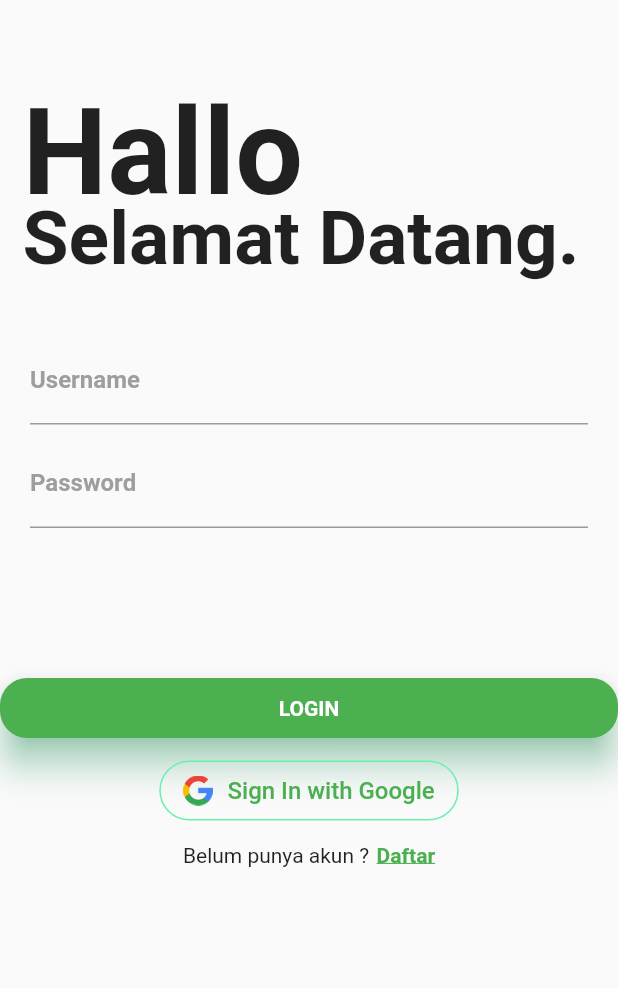
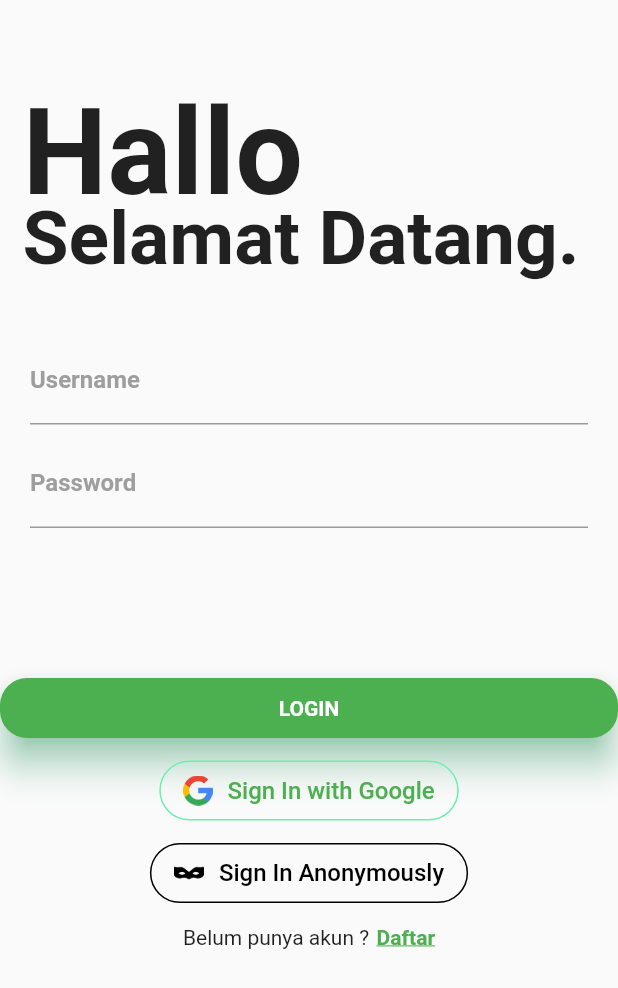
Before and after one commit to AgilRd/Praktik-MCC, a Flutter app: the screen it shows after launch, on a phone screen of 412 x 824 dp. Shown: the top 988 px of the screen. Run offline on Flutter 3.47's test engine with Material 2 defaults, Android fonts, the phone set to English and light mode, and no system bars; our stand-ins replace firebase_auth, firebase_database, flutter_spinkit, google_sign_in; accounts and stored records are empty; Roboto replaces fonts that are missing (Montserrat).

```diff
--- a/prak_mcca/lib/login/login2.dart
+++ b/prak_mcca/lib/login/login2.dart
@@ -11,13 +11,54 @@ class LoginPage2 extends StatefulWidget {
 class _LoginPage2State extends State<LoginPage2> {
   FirebaseUser user;
 
+  @override
+  void initState() {
+    super.initState();
+    signOutGoogle();
+  }
+
   void click() {
     signInWithGoogle().then((user) => {
           Navigator.push(
               context,
               MaterialPageRoute(
+                  builder: (context) => MyHomePage(user)))
+        });
+  }
+
+  void anon() {
+    signInAnon().then((user) => {
+          Navigator.push(
+              context,
+              MaterialPageRoute(
                   builder: (context) => MyHomePage(user.displayName)))
         });
+  }
+
+  Widget anonButton() {
+    // ignore: deprecated_member_use
+    return OutlineButton(
+        onPressed: anon,
+        shape: RoundedRectangleBorder(borderRadius: BorderRadius.circular(45)),
+        splashColor: Colors.black,
+        borderSide: BorderSide(color: Colors.black),
+        child: Padding(
+          padding: EdgeInsets.fromLTRB(0, 10, 0, 10),
+          child: Row(
+            mainAxisAlignment: MainAxisAlignment.center,
+            mainAxisSize: MainAxisSize.min,
+            children: <Widget>[
+              Image(image: AssetImage('images/anonymous.png'), height: 35),
+              Padding(
+                padding: EdgeInsets.only(left: 10),
+                child: Text(
+                  'Sign In Anonymously',
+                  style: TextStyle(color: Colors.black, fontSize: 16),
+                ),
+              )
+            ],
+          ),
+        ));
   }
 
   Widget googleloginButton() {
@@ -132,6 +173,15 @@ class _LoginPage2State extends State<LoginPage2> {
             ),
           ),
           SizedBox(
+            height: 15,
+          ),
+          Center(
+            child: Container(
+              height: 40,
+              child: anonButton(),
+            ),
+          ),
+          SizedBox(
             height: 15.0,
           ),
           Row(
--- a/prak_mcca/lib/main.dart
+++ b/prak_mcca/lib/main.dart
@@ -1,6 +1,6 @@
 import 'package:flutter/material.dart';
+import 'package:prak_mcca/splasScreen2.dart';
 
-import 'login/login2.dart';
 //import 'splasScreen.dart';
 
 void main() {
@@ -17,7 +17,7 @@ class MyApp extends StatelessWidget {
       theme: ThemeData(
         primarySwatch: Colors.yellow,
       ),
-      home: LoginPage2(),
+      home: SplashScreen(),
     );
   }
 }
--- a/prak_mcca/lib/splasScreen2.dart
+++ b/prak_mcca/lib/splasScreen2.dart
@@ -2,7 +2,7 @@ import 'dart:async';
 
 import 'package:flutter/material.dart';
 import 'package:flutter_spinkit/flutter_spinkit.dart';
-import 'login/login.dart';
+import 'package:prak_mcca/login/login2.dart';
 
 class SplashScreen extends StatefulWidget {
   @override
@@ -15,9 +15,9 @@ class _SplashScreenState extends State<SplashScreen> {
     super.initState();
 
     Timer(
-        Duration(seconds: 3),
+        Duration(seconds: 5),
         () => Navigator.push(
-            context, MaterialPageRoute(builder: (context) => LoginPage())));
+            context, MaterialPageRoute(builder: (context) => LoginPage2())));
   }
 
   @override
--- a/prak_mcca/pubspec.yaml
+++ b/prak_mcca/pubspec.yaml
@@ -25,7 +25,7 @@ dependencies:
     sdk: flutter
   firebase_auth: ^0.14.0+5
   google_sign_in: ^4.4.4
-
+  firebase_database: 3.1.6
 
   # The following adds the Cupertino Icons font to your application.
   # Use with the CupertinoIcons class for iOS style icons.
@@ -55,6 +55,7 @@ flutter:
   assets:
     - images/image.png
     - images/google_logo.png
+    - images/anonymous.png
 
 
 
```
Also changed, not shown: prak_mcca/lib/auth/auth.dart (+12 -1 lines), prak_mcca/lib/database/database.dart (added, +11 -0 lines), prak_mcca/lib/homepage/homepage.dart (+11 -5 lines), prak_mcca/lib/homepage/post.dart (+21 -7 lines), prak_mcca/lib/homepage/postList.dart (+8 -4 lines), prak_mcca/lib/login/login.dart (deleted, +0 -54 lines), prak_mcca/images/anonymous.png (added), prak_mcca/pubspec.lock, 1 other file.
